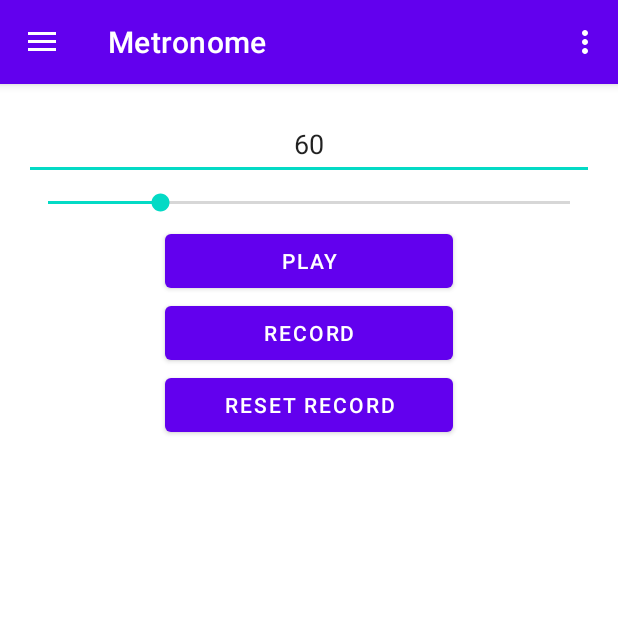
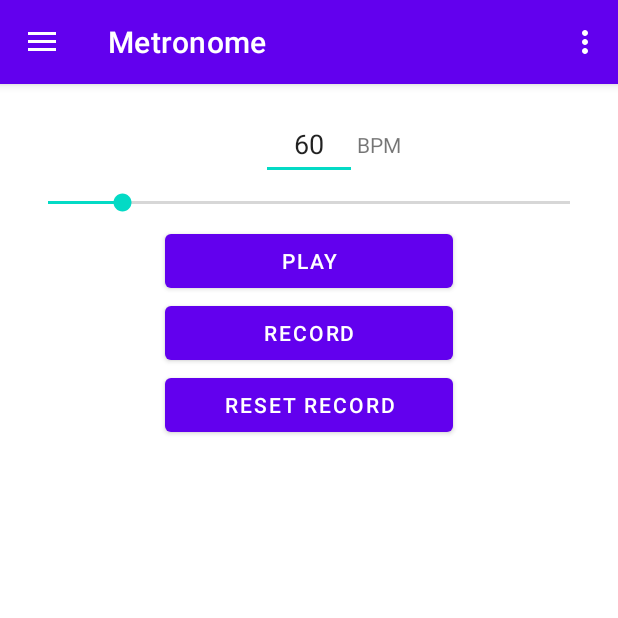
Before and after one commit to brangpd/music_tools_android, an Android app: the screen it shows after launch (MainActivity), in the side drawer, after a tap on "Metronome", on a phone screen of 412 x 824 dp, the top half of it. Run offline under Robolectric (Android 15) with nearby library versions, the phone set to English and light mode, and no system bars; our stand-ins replace navigation-ui.

Commit message:
节拍器UI调整、BPM调节细节修复。

```diff
--- a/app/src/main/java/io/brangpd/ui/home/HomeViewModel.java
+++ b/app/src/main/java/io/brangpd/ui/home/HomeViewModel.java
@@ -10,7 +10,7 @@ public class HomeViewModel extends ViewModel {
 
     public HomeViewModel() {
         mText = new MutableLiveData<>();
-        mText.setValue("This is home fragment");
+        mText.setValue("┑(￣Д ￣)┍");
     }
 
     public LiveData<String> getText() {
--- a/app/src/main/java/io/brangpd/ui/metronome/MetronomeFragment.java
+++ b/app/src/main/java/io/brangpd/ui/metronome/MetronomeFragment.java
@@ -19,6 +19,7 @@ import android.widget.EditText;
 import android.widget.SeekBar;
 
 import java.util.Calendar;
+import java.util.Objects;
 import java.util.Timer;
 import java.util.TimerTask;
 
@@ -37,10 +38,7 @@ public class MetronomeFragment extends Fragment {
     private long mLastRecordedTimeMs;
     private long mLastRecordedStopMs;
     private long mRecordCount;
-
-    public static MetronomeFragment newInstance() {
-        return new MetronomeFragment();
-    }
+    private boolean mIsPlaying = false;
 
     @Override
     public View onCreateView(@NonNull LayoutInflater inflater, @Nullable ViewGroup container,
@@ -57,16 +55,10 @@ public class MetronomeFragment extends Fragment {
         mViewModel.getBpm().observe(getViewLifecycleOwner(), integer -> {
             String bpmStr = integer.toString();
             editTextNumberBpm.setText(bpmStr);
-            if (mPlayingTimer != null) {
-                mPlayingTimer.cancel();
-                mPlayingTimer = new Timer();
+            seekBarBpm.setProgress(bpmToSeekBarProgress(integer));
+            if (mIsPlaying) {
+                startPlayingTimer();
             }
-            schedulePlayTimer(getContext(), mPlayingTimer, integer);
-        });
-        mViewModel.isPlaying().observe(getViewLifecycleOwner(), isPlaying -> {
-            boolean recordOptionEnabled = !isPlaying;
-            buttonRecord.setEnabled(recordOptionEnabled);
-            buttonResetRecord.setEnabled(recordOptionEnabled);
         });
         editTextNumberBpm.setText(String.valueOf(kInitBpm));
 
@@ -74,9 +66,11 @@ public class MetronomeFragment extends Fragment {
         seekBarBpm.setMax(bpmToSeekBarProgress(kMaxBpm));
         seekBarBpm.setOnSeekBarChangeListener(new SeekBar.OnSeekBarChangeListener() {
             @Override
-            public void onProgressChanged(SeekBar seekBar, int i, boolean b) {
-                int bpm = seekBarProgressToBpm(i);
-                editTextNumberBpm.setText(String.valueOf(bpm));
+            public void onProgressChanged(SeekBar seekBar, int i, boolean fromUser) {
+                if (fromUser) {
+                    // 拉动实时显示当前BPM，但是不马上修改BPM
+                    editTextNumberBpm.setText(String.valueOf(seekBarProgressToBpm(i)));
+                }
             }
 
             @Override
@@ -85,29 +79,31 @@ public class MetronomeFragment extends Fragment {
 
             @Override
             public void onStopTrackingTouch(SeekBar seekBar) {
-                int i = seekBar.getProgress();
-                int bpm = seekBarProgressToBpm(i);
+                // 在拉动抬起时真正修改BPM
+                int bpm = seekBarProgressToBpm(seekBar.getProgress());
                 mViewModel.setBpm(bpm);
             }
         });
 
         buttonPlay.setOnClickListener(view -> {
-            Boolean isPlaying = mViewModel.isPlaying().getValue();
-            if (isPlaying == null || !isPlaying) {
+            if (!mIsPlaying) {
                 buttonPlay.setText(R.string.metronome_stop);
-                mViewModel.setPlaying(true);
+                buttonRecord.setEnabled(false);
+                buttonResetRecord.setEnabled(false);
+                mIsPlaying = true;
                 if (mPlayingTimer != null) {
                     mPlayingTimer.cancel();
                     mPlayingTimer = null;
                 }
                 Integer bpm = mViewModel.getBpm().getValue();
                 if (bpm != null && bpm != 0) {
-                    mPlayingTimer = new Timer();
-                    schedulePlayTimer(getContext(), mPlayingTimer, bpm);
+                    startPlayingTimer();
                 }
             } else {
                 buttonPlay.setText(R.string.metronome_play);
-                mViewModel.setPlaying(false);
+                buttonRecord.setEnabled(true);
+                buttonResetRecord.setEnabled(true);
+                mIsPlaying = false;
                 if (mPlayingTimer != null) {
                     mPlayingTimer.cancel();
                     mPlayingTimer = null;
@@ -140,6 +136,25 @@ public class MetronomeFragment extends Fragment {
         return binding.getRoot();
     }
 
+    private void startPlayingTimer() {
+        if (mPlayingTimer != null) {
+            mPlayingTimer.cancel();
+        }
+        mPlayingTimer = new Timer();
+        TimerTask timerTask = new TimerTask() {
+            @Override
+            public void run() {
+                String time = Calendar.getInstance().getTime().toString();
+                Log.d(TAG, String.format("run: Tick %s", time));
+                playSound(getContext());
+            }
+        };
+        int bpm = Objects.requireNonNull(mViewModel.getBpm().getValue());
+        long mspb = bpmToMspb(bpm);
+        Log.d(TAG, String.format("onCreateView: Start Playing at interval %d ms", mspb));
+        mPlayingTimer.schedule(timerTask, 0, mspb);
+    }
+
     private static int seekBarProgressToBpm(int i) {
         return i + kMinBpm;
     }
@@ -164,26 +179,6 @@ public class MetronomeFragment extends Fragment {
         return (int) (60 * 1000 / (float) v);
     }
 
-    private static void schedulePlayTimer(Context context, Timer timer, int bpm) {
-        if (timer == null) {
-            return;
-        }
-        if (bpm == 0) {
-            return;
-        }
-        TimerTask timerTask = new TimerTask() {
-            @Override
-            public void run() {
-                String time = Calendar.getInstance().getTime().toString();
-                Log.d(TAG, String.format("run: Tick %s", time));
-                playSound(context);
-            }
-        };
-        long mspb = bpmToMspb(bpm);
-        Log.d(TAG, String.format("onCreateView: Start Playing at interval %d ms", mspb));
-        timer.schedule(timerTask, 0, mspb);
-    }
-
     private static void playSound(Context context) {
         MediaPlayer player = MediaPlayer.create(context, R.raw.metronome_high);
         player.start();
--- a/app/src/main/java/io/brangpd/ui/metronome/MetronomeViewModel.java
+++ b/app/src/main/java/io/brangpd/ui/metronome/MetronomeViewModel.java
@@ -32,10 +32,6 @@ public class MetronomeViewModel extends ViewModel {
         return isPlaying;
     }
 
-    public void setPlaying(boolean b) {
-        isPlaying.setValue(b);
-    }
-
     @NonNull
     public LiveData<Long> getLastRecordedTimeMs() {
         return lastRecordedTimeMs;
--- a/app/src/main/res/layout/metronome_fragment.xml
+++ b/app/src/main/res/layout/metronome_fragment.xml
@@ -12,14 +12,21 @@
         android:orientation="vertical"
         android:padding="@dimen/activity_margin">
 
+        <androidx.constraintlayout.widget.ConstraintLayout
+            android:layout_width="match_parent"
+            android:layout_height="match_parent">
+
             <EditText
                 android:id="@+id/editTextNumberBpm"
-            android:layout_width="match_parent"
+                android:layout_width="64dp"
                 android:layout_height="wrap_content"
                 android:ems="10"
                 android:inputType="number"
                 android:minHeight="48dp"
                 android:textAlignment="center"
+                app:layout_constraintEnd_toEndOf="parent"
+                app:layout_constraintStart_toStartOf="parent"
+                app:layout_constraintTop_toTopOf="parent"
                 tools:ignore="SpeakableTextPresentCheck" />
 
             <SeekBar
@@ -28,11 +35,10 @@
                 android:layout_width="match_parent"
                 android:layout_height="30dp"
                 android:max="300"
-            android:progress="0" />
-
-        <androidx.constraintlayout.widget.ConstraintLayout
-            android:layout_width="match_parent"
-            android:layout_height="match_parent">
+                android:progress="0"
+                app:layout_constraintEnd_toEndOf="parent"
+                app:layout_constraintStart_toStartOf="parent"
+                app:layout_constraintTop_toBottomOf="@id/editTextNumberBpm" />
 
             <Button
                 android:id="@+id/buttonPlay"
@@ -41,7 +47,7 @@
                 android:text="@string/metronome_play"
                 app:layout_constraintEnd_toEndOf="parent"
                 app:layout_constraintStart_toStartOf="parent"
-                app:layout_constraintTop_toTopOf="parent" />
+                app:layout_constraintTop_toBottomOf="@id/seekBarBpm" />
 
             <Button
                 android:id="@+id/buttonRecord"
@@ -60,6 +66,16 @@
                 app:layout_constraintEnd_toEndOf="parent"
                 app:layout_constraintStart_toStartOf="parent"
                 app:layout_constraintTop_toBottomOf="@+id/buttonRecord" />
+
+            <TextView
+                android:id="@+id/textView3"
+                android:layout_width="wrap_content"
+                android:layout_height="wrap_content"
+                android:text="@string/metronome_bpm_text"
+                app:layout_constraintBottom_toBottomOf="@+id/editTextNumberBpm"
+                app:layout_constraintStart_toEndOf="@+id/editTextNumberBpm"
+                app:layout_constraintTop_toTopOf="parent" />
+
         </androidx.constraintlayout.widget.ConstraintLayout>
 
     </LinearLayout>
--- a/app/src/main/res/values/strings.xml
+++ b/app/src/main/res/values/strings.xml
@@ -12,6 +12,7 @@
     <string name="menu_gallery" translatable="false">Gallery</string>
     <string name="menu_slideshow" translatable="false">Slideshow</string>
     <string name="menu_metronome">Metronome</string>
+    <string name="metronome_bpm_text" translatable="false">BPM</string>
     <string name="metronome_play">Play</string>
     <string name="metronome_record">Record</string>
     <string name="metronome_reset_record">Reset Record</string>
```
Lines whose indentation alone changed are shown as unchanged.
